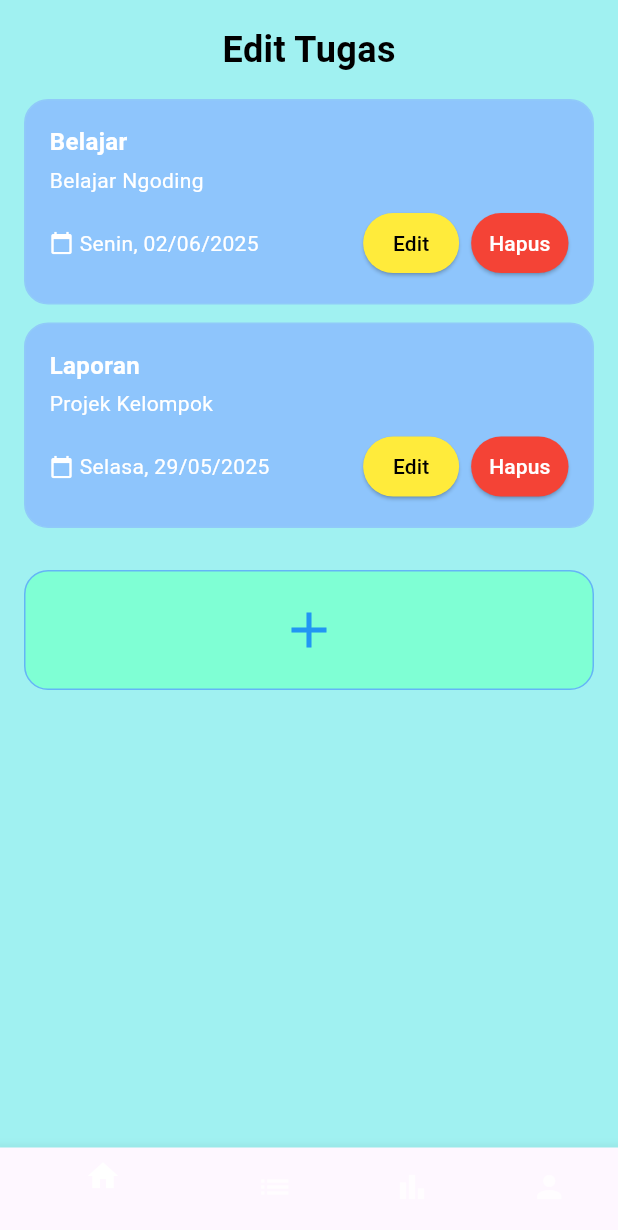
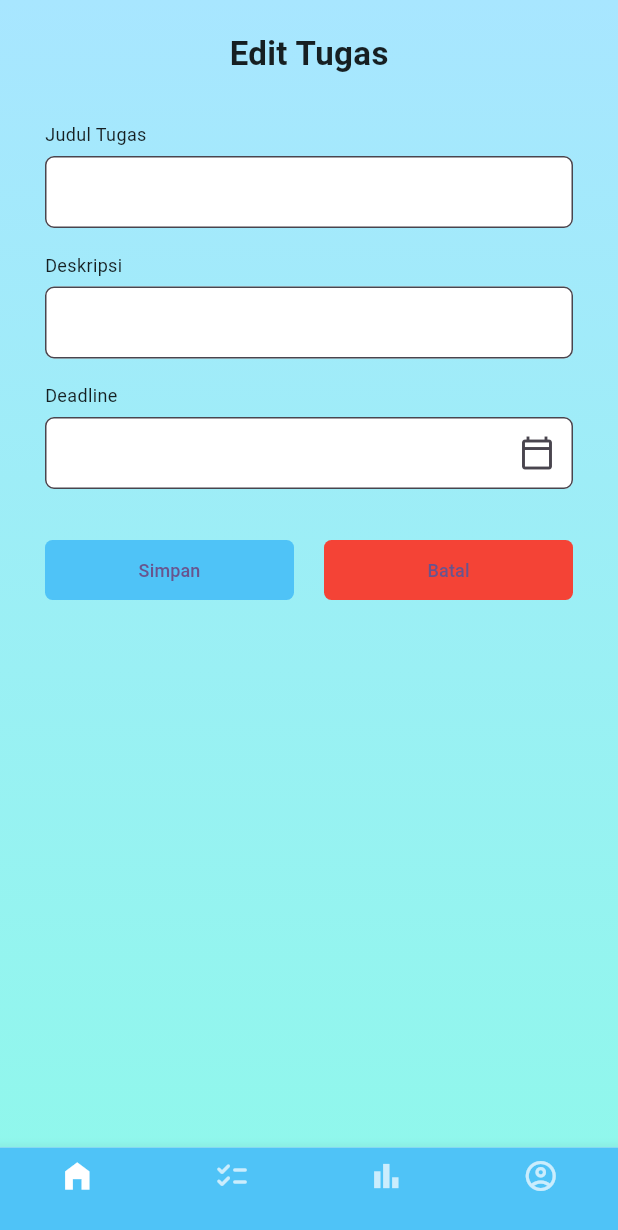
Before and after one commit to sintiya18/to_do_list, a Flutter app: the EditTugas screen opened directly, on a phone screen of 412 x 824 dp. Shown: the top 1230 px of the screen. Run offline on Flutter 3.47's test engine with Material 3 defaults, Android fonts, the light colour scheme and no system bars; our stand-ins replace fl_chart.

Commit message:
edit tugas

```diff
--- a/lib/edit_tugas.dart
+++ b/lib/edit_tugas.dart
@@ -1,142 +1,245 @@
 import 'package:flutter/material.dart';
 
-void main() => runApp(const MyApp());
-
-class MyApp extends StatelessWidget {
-  const MyApp({super.key});
-  @override
-  Widget build(BuildContext context) {
-    return const MaterialApp(
-      home: EditTugas(),
-      debugShowCheckedModeBanner: false,
-    );
-  }
-}
-
-class Task {
-  final String title;
-  final String description;
-  final String date;
-
-  Task({required this.title, required this.description, required this.date});
-}
 
 class EditTugas extends StatefulWidget {
   const EditTugas({super.key});
+
   @override
   State<EditTugas> createState() => _EditTugasState();
 }
 
 class _EditTugasState extends State<EditTugas> {
-  final List<Task> tasks = [
-    Task(title: "Belajar", description: "Belajar Ngoding", date: "Senin, 02/06/2025"),
-    Task(title: "Laporan", description: "Projek Kelompok", date: "Selasa, 29/05/2025"),
-  ];
+  final TextEditingController _judulController = TextEditingController();
+  final TextEditingController _deskripsiController = TextEditingController();
+  final TextEditingController _deadlineController = TextEditingController();
 
-  void _addTask() {
-    // Tambah tugas nanti
+  DateTime? selectedDate;
+
+  int _selectedIndex = 0;
+
+  Future<void> _selectDate(BuildContext context) async {
+    final DateTime today = DateTime.now();
+    final DateTime? picked = await showDatePicker(
+      context: context,
+      initialDate: selectedDate ?? today,
+      firstDate: DateTime(2000),
+      lastDate: DateTime(2100),
+      builder: (BuildContext context, Widget? child) {
+        return Theme(
+          data: ThemeData(
+            colorScheme: ColorScheme.light(
+              primary: Colors.blueAccent,
+              onPrimary: Colors.white,
+              onSurface: Colors.black87,
+            ),
+            textButtonTheme: TextButtonThemeData(
+              style: TextButton.styleFrom(
+                foregroundColor: Colors.blueAccent,
+              ),
+            ),
+          ),
+          child: child ?? const SizedBox.shrink(),
+        );
+      },
+    );
+    if (picked != null && picked != selectedDate) {
+      setState(() {
+        selectedDate = picked;
+        _deadlineController.text = "${picked.day.toString().padLeft(2, '0')}-"
+            "${picked.month.toString().padLeft(2, '0')}-"
+            "${picked.year}";
+      });
+    }
   }
 
-  Widget _buildTaskCard(Task task) {
-    return Container(
-      margin: const EdgeInsets.only(bottom: 12),
-      padding: const EdgeInsets.all(16),
-      decoration: BoxDecoration(
-        color: const Color(0xFF8EC5FC),
-        borderRadius: BorderRadius.circular(16),
-        border: Border.all(color: Colors.blue.shade200),
+  void _onSave() {
+    ScaffoldMessenger.of(context).showSnackBar(
+      SnackBar(content: Text('Tugas "${_judulController.text}" disimpan.')),
+    );
+  }
+
+  void _onCancel() {
+    _judulController.clear();
+    _deskripsiController.clear();
+    _deadlineController.clear();
+    setState(() {
+      selectedDate = null;
+    });
+  }
+
+  void _onItemTapped(int index) {
+    setState(() {
+      _selectedIndex = index;
+    });
+  }
+
+  @override
+  Widget build(BuildContext context) {
+    return Scaffold(
+      body: Container(
+        decoration: const BoxDecoration(
+          gradient: LinearGradient(
+            colors: [Color(0xFFA8E6FF), Color(0xFF90F7EC)],
+            begin: Alignment.topCenter,
+            end: Alignment.bottomCenter,
           ),
+        ),
+        child: SafeArea(
+          child: Center(
+            child: ConstrainedBox(
+              constraints: const BoxConstraints(maxWidth: 400),
+              child: Padding(
+                padding:
+                    const EdgeInsets.symmetric(horizontal: 24.0, vertical: 10),
                 child: Column(
-        crossAxisAlignment: CrossAxisAlignment.start,
+                  crossAxisAlignment: CrossAxisAlignment.stretch,
                   children: [
-          Text(task.title, style: const TextStyle(fontSize: 16, fontWeight: FontWeight.bold, color: Colors.white)),
-          const SizedBox(height: 4),
-          Text(task.description, style: const TextStyle(color: Colors.white)),
-          const SizedBox(height: 8),
+                    const SizedBox(height: 10),
+                    Center(
+                      child: Text(
+                        'Edit Tugas',
+                        style: TextStyle(
+                          fontSize: 22,
+                          fontWeight: FontWeight.bold,
+                          color: Colors.black87,
+                        ),
+                      ),
+                    ),
+                    const SizedBox(height: 30),
+                    _buildLabeledTextField(
+                        label: 'Judul Tugas', controller: _judulController),
+                    const SizedBox(height: 16),
+                    _buildLabeledTextField(
+                        label: 'Deskripsi', controller: _deskripsiController),
+                    const SizedBox(height: 16),
+                    _buildDeadlineField(),
+                    const SizedBox(height: 30),
                     Row(
                       children: [
-              const Icon(Icons.calendar_today, size: 16, color: Colors.white),
-              const SizedBox(width: 4),
-              Text(task.date, style: const TextStyle(color: Colors.white)),
-              const Spacer(),
-              ElevatedButton(
-                onPressed: () {},
+                        Expanded(
+                          child: ElevatedButton(
+                            onPressed: _onSave,
                             style: ElevatedButton.styleFrom(
-                  backgroundColor: Colors.yellow,
-                  foregroundColor: Colors.black,
-                  padding: const EdgeInsets.symmetric(horizontal: 12),
+                              backgroundColor: Colors.lightBlue[300],
+                              minimumSize: const Size(double.infinity, 40),
+                              shape: RoundedRectangleBorder(
+                                  borderRadius: BorderRadius.circular(5)),
+                              elevation: 0,
                             ),
-                child: const Text("Edit"),
+                            child: const Text(
+                              'Simpan',
+                              style: TextStyle(fontSize: 12),
                             ),
-              const SizedBox(width: 8),
-              ElevatedButton(
-                onPressed: () {},
+                          ),
+                        ),
+                        const SizedBox(width: 20),
+                        Expanded(
+                          child: ElevatedButton(
+                            onPressed: _onCancel,
                             style: ElevatedButton.styleFrom(
                               backgroundColor: Colors.red,
-                  foregroundColor: Colors.white,
-                  padding: const EdgeInsets.symmetric(horizontal: 12),
+                              minimumSize: const Size(double.infinity, 40),
+                              shape: RoundedRectangleBorder(
+                                  borderRadius: BorderRadius.circular(5)),
+                              elevation: 0,
                             ),
-                child: const Text("Hapus"),
+                            child: const Text(
+                              'Batal',
+                              style: TextStyle(fontSize: 12),
+                            ),
+                          ),
                         ),
                       ],
+                    ),
+                    const Spacer(),
+                  ],
+                ),
+              ),
+            ),
+          ),
+        ),
+      ),
+
+      bottomNavigationBar: BottomNavigationBar(
+        backgroundColor: Colors.lightBlue[300],
+        type: BottomNavigationBarType.fixed,
+        selectedItemColor: Colors.white,
+        unselectedItemColor: Colors.white70,
+        currentIndex: _selectedIndex,
+        onTap: _onItemTapped,
+        items: const [
+          BottomNavigationBarItem(
+            icon: Icon(Icons.home_filled),
+            label: '',
+          ),
+          BottomNavigationBarItem(
+            icon: Icon(Icons.checklist_rounded),
+            label: '',
+          ),
+          BottomNavigationBarItem(
+            icon: Icon(Icons.bar_chart),
+            label: '',
+          ),
+          BottomNavigationBarItem(
+            icon: Icon(Icons.account_circle_outlined),
+            label: '',
           ),
         ],
       ),
     );
   }
 
-  @override
-  Widget build(BuildContext context) {
-    return Scaffold(
-      backgroundColor: const Color(0xFFa0f1f1),
-      body: SafeArea(
-        child: Column(
+  Widget _buildLabeledTextField(
+      {required String label, required TextEditingController controller}) {
+    return Column(
+      crossAxisAlignment: CrossAxisAlignment.start,
       children: [
-            const SizedBox(height: 16),
-            const Text(
-              "Edit Tugas",
-              style: TextStyle(fontSize: 24, fontWeight: FontWeight.bold, color: Colors.black),
-            ),
-            const SizedBox(height: 16),
-            Expanded(
-              child: Padding(
-                padding: const EdgeInsets.symmetric(horizontal: 16),
-                child: ListView(
-                  children: [
-                    ...tasks.map(_buildTaskCard),
-                    const SizedBox(height: 16),
-                    GestureDetector(
-                      onTap: _addTask,
-                      child: Container(
-                        height: 80,
-                        decoration: BoxDecoration(
-                          color: const Color(0xFF7FFFD4),
-                          borderRadius: BorderRadius.circular(16),
-                          border: Border.all(color: Colors.blue.shade300),
-                        ),
-                        child: const Center(
-                          child: Icon(Icons.add, size: 40, color: Colors.blue),
+        Text(label,
+            style: const TextStyle(
+              fontSize: 12,
+              color: Colors.black87,
+            )),
+        const SizedBox(height: 6),
+        TextField(
+          controller: controller,
+          decoration: InputDecoration(
+            contentPadding:
+                const EdgeInsets.symmetric(horizontal: 10, vertical: 12),
+            filled: true,
+            fillColor: Colors.white,
+            border: OutlineInputBorder(borderRadius: BorderRadius.circular(6)),
           ),
         ),
-                    )
       ],
+    );
+  }
+
+  Widget _buildDeadlineField() {
+    return Column(
+      crossAxisAlignment: CrossAxisAlignment.start,
+      children: [
+        const Text('Deadline',
+            style: TextStyle(
+              fontSize: 12,
+              color: Colors.black87,
+            )),
+        const SizedBox(height: 6),
+        TextField(
+          controller: _deadlineController,
+          readOnly: true,
+          decoration: InputDecoration(
+            contentPadding:
+                const EdgeInsets.symmetric(horizontal: 10, vertical: 12),
+            filled: true,
+            fillColor: Colors.white,
+            border: OutlineInputBorder(borderRadius: BorderRadius.circular(6)),
+            suffixIcon: IconButton(
+              icon: const Icon(Icons.calendar_today_outlined),
+              onPressed: () => _selectDate(context),
             ),
           ),
         ),
       ],
-        ),
-      ),
-      bottomNavigationBar: BottomNavigationBar(
-        backgroundColor: Colors.lightBlueAccent,
-        selectedItemColor: Colors.white,
-        unselectedItemColor: Colors.white70,
-        items: const [
-          BottomNavigationBarItem(icon: Icon(Icons.home), label: ''),
-          BottomNavigationBarItem(icon: Icon(Icons.list), label: ''),
-          BottomNavigationBarItem(icon: Icon(Icons.bar_chart), label: ''),
-          BottomNavigationBarItem(icon: Icon(Icons.person), label: ''),
-        ],
-      ),
     );
   }
 }
--- a/lib/main.dart
+++ b/lib/main.dart
@@ -22,7 +22,7 @@ class MyApp extends StatelessWidget {
 
         colorScheme: ColorScheme.fromSeed(seedColor: Colors.deepPurple),
       ),
-      home: RegisterScreen()
+      home: DaftarTugasScreen()
     );
   }
 }
```
Also changed, not shown: lib/tambah_tugas.dart (+170 -135 lines), lib/tambah_tugas_screen.dart (+31 -11 lines). Lines whose indentation alone changed are shown as unchanged.
